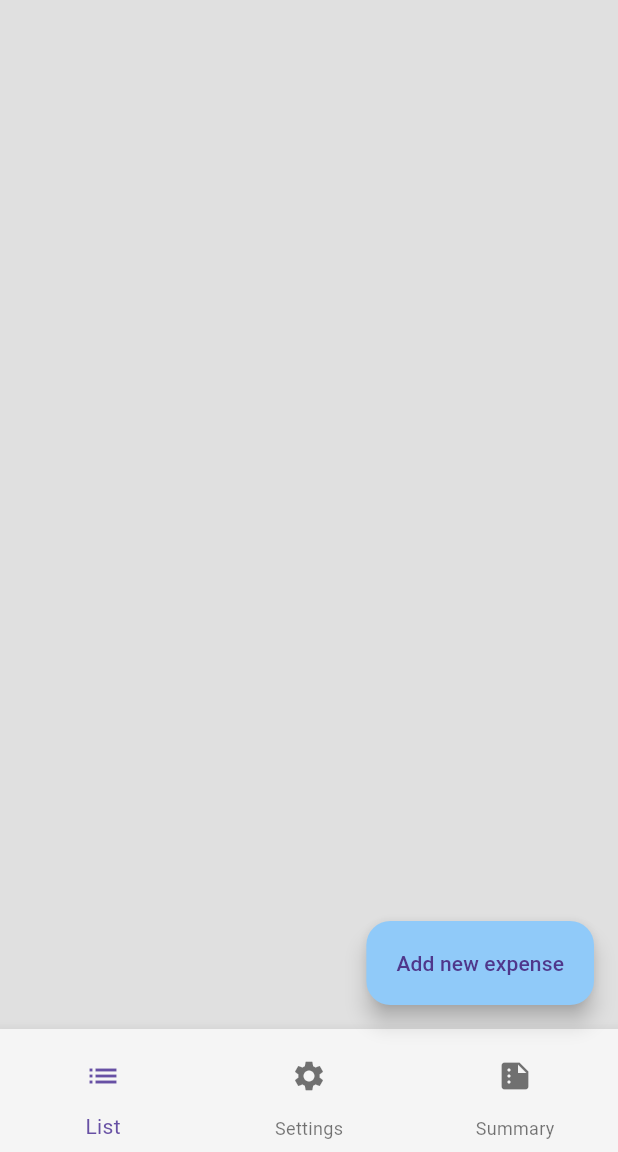
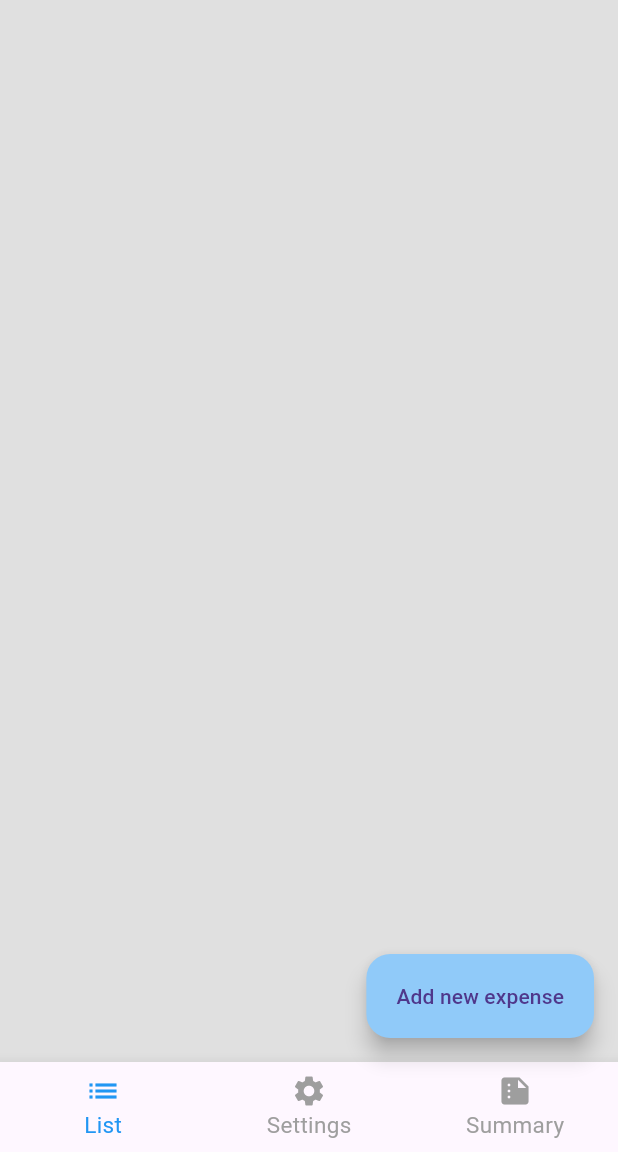
Before and after one commit to Majok-Bol/expense_tracker, a Flutter app: the screen it shows after launch, on a phone screen of 412 x 824 dp, the part 84-1236 px from its top. Run offline on Flutter 3.47's test engine with Material 3 defaults, Android fonts, the phone set to English and light mode, and no system bars; our stand-ins replace bloc.

Commit message:
added icons

```diff
--- /dev/null
+++ b/devtools_options.yaml
@@ -0,0 +1,3 @@
+description: This file stores settings for Dart & Flutter DevTools.
+documentation: https://docs.flutter.dev/tools/devtools/extensions#configure-extension-enablement-states
+extensions:
--- a/lib/features/home/ui/home_page.dart
+++ b/lib/features/home/ui/home_page.dart
@@ -18,31 +18,27 @@ class HomePage extends StatelessWidget {
         label: Text('Add new expense'),
       ),
       bottomNavigationBar: BottomNavigationBar(
-        backgroundColor: Colors.grey.shade100,
+        onTap: (value) {},
+        selectedFontSize: 15,
+        unselectedFontSize: 15,
+        unselectedItemColor: Colors.grey,
+        selectedItemColor: Colors.blue.shade500,
         items: [
           BottomNavigationBarItem(
+            backgroundColor: Colors.pink,
+            tooltip: 'List',
             label: 'List',
-            icon: IconButton(
-              tooltip: 'List',
-              onPressed: () {},
-              icon: Icon(Icons.list),
-            ),
+            icon: Icon(Icons.list),
           ),
           BottomNavigationBarItem(
+            tooltip: 'Settings',
             label: 'Settings',
-            icon: IconButton(
-              tooltip: 'Settings',
-              onPressed: () {},
-              icon: Icon(Icons.settings),
-            ),
+            icon: Icon(Icons.settings),
           ),
           BottomNavigationBarItem(
+            tooltip: 'Summary',
             label: 'Summary',
-            icon: IconButton(
-              tooltip: 'Summary',
-              onPressed: () {},
-              icon: Icon(Icons.summarize),
-            ),
+            icon: Icon(Icons.summarize),
           ),
         ],
       ),
```
